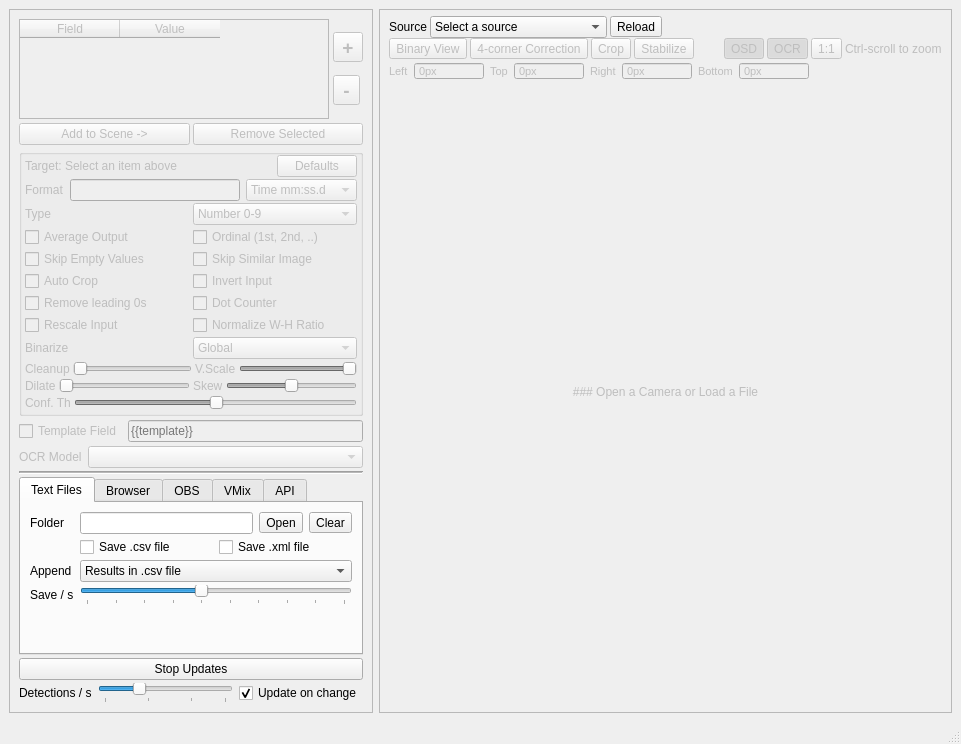
First picture: the form in mainwindow.ui, repository locaal-ai/scoresight, before the edit.
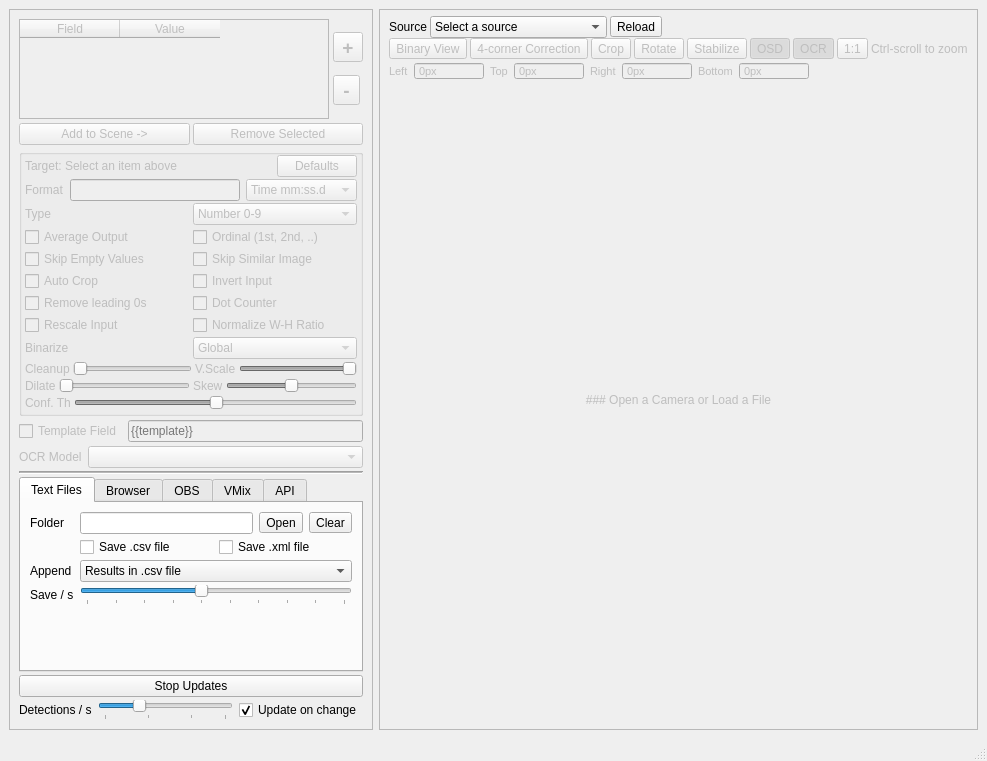
Second picture: the form after the edit.

Patch:
```diff
--- a/mainwindow.ui
+++ b/mainwindow.ui
@@ -7,7 +7,7 @@
     <x>0</x>
     <y>0</y>
     <width>961</width>
-    <height>734</height>
+    <height>761</height>
    </rect>
   </property>
   <property name="windowTitle">
@@ -1802,6 +1802,13 @@
             </property>
            </widget>
           </item>
+          <item>
+           <widget class="QToolButton" name="toolButton_rotate">
+            <property name="text">
+             <string>Rotate</string>
+            </property>
+           </widget>
+          </item>
           <item>
            <widget class="QToolButton" name="pushButton_stabilize">
             <property name="enabled">
```
